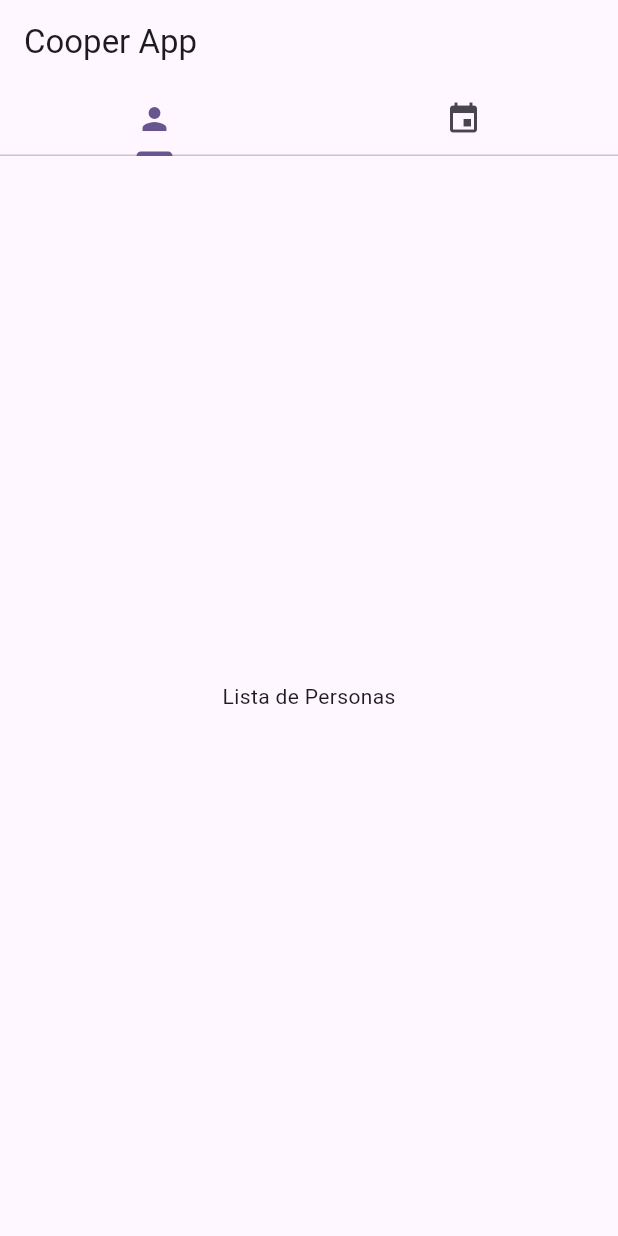
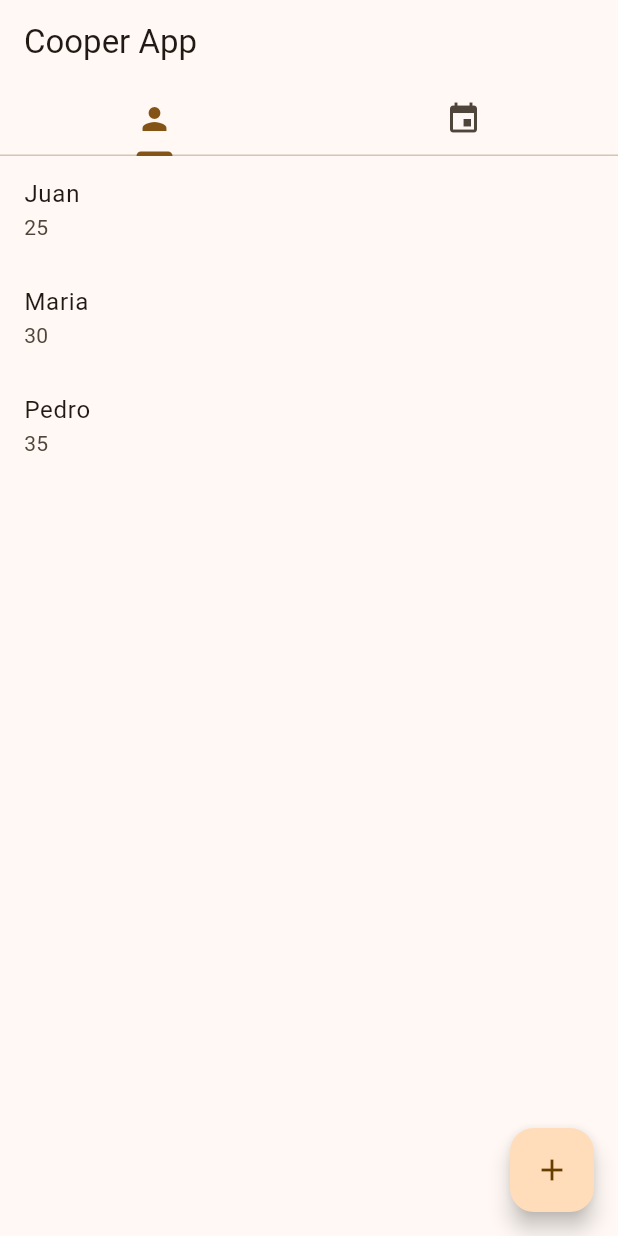
Before and after one commit to EAhumada08/CooperApp, a Flutter app: the screen it shows after launch, on a phone screen of 412 x 824 dp. Run offline on Flutter 3.47's test engine with Material 3 defaults, Android fonts, the light colour scheme and no system bars.

Commit message:
Agregar paquete 'provider', implementarlo para el estado de Personas y mostrar datos

```diff
--- /dev/null
+++ b/lib/features/persons/providers/persons_provider.dart
@@ -0,0 +1,16 @@
+import 'package:flutter/material.dart';
+
+class PersonsProvider extends ChangeNotifier {
+  List<Map<String, dynamic>> persons = [
+    {'name': 'Juan', 'edad': 25},
+    {'name': 'Maria', 'edad': 30},
+    {'name': 'Pedro', 'edad': 35},
+  ];
+
+  List<Map<String, dynamic>> get getPersons => persons;
+
+  void addPerson(Map<String, dynamic> person) {
+    persons.add(person);
+    notifyListeners();
+  }
+}
--- a/lib/features/persons/screens/list_persons_page.dart
+++ b/lib/features/persons/screens/list_persons_page.dart
@@ -1,10 +1,43 @@
+import 'package:cooper_app/features/persons/providers/persons_provider.dart';
+import 'package:cooper_app/features/persons/screens/add_person_page.dart';
 import 'package:flutter/material.dart';
+import 'package:provider/provider.dart';
 
-class ListPersonsPage extends StatelessWidget {
+class ListPersonsPage extends StatefulWidget {
   const ListPersonsPage({super.key});
 
   @override
+  State<ListPersonsPage> createState() => _ListPersonsPageState();
+}
+
+class _ListPersonsPageState extends State<ListPersonsPage> {
+  @override
   Widget build(BuildContext context) {
-    return Center(child: Text('Lista de Personas'));
+    var personsState = context.watch<PersonsProvider>();
+    List<Map<String, dynamic>> persons = personsState.getPersons;
+
+    return Scaffold(
+      body: ListView(
+        children: [
+          for (var person in persons)
+            ListTile(
+              title: Text(person['name']),
+              subtitle: Text(person['edad'].toString()),
+            ),
+        ],
+      ),
+      floatingActionButton: FloatingActionButton(
+        onPressed:
+            () => {
+              Navigator.push(
+                context,
+                MaterialPageRoute<void>(
+                  builder: (BuildContext context) => AddPersonPage(),
+                ),
+              ),
+            },
+        child: Icon(Icons.add),
+      ),
+    );
   }
 }
--- a/lib/main.dart
+++ b/lib/main.dart
@@ -1,4 +1,6 @@
+import 'package:cooper_app/features/persons/providers/persons_provider.dart';
 import 'package:flutter/material.dart';
+import 'package:provider/provider.dart';
 import './home.dart';
 
 void main() {
@@ -10,11 +12,16 @@ class CooperApp extends StatelessWidget {
 
   @override
   Widget build(BuildContext context) {
-    return MaterialApp(
-      theme: ThemeData(
-        colorScheme: ColorScheme.fromSeed(seedColor: Colors.deepPurple),
+    return MultiProvider(
+      providers: [
+        ChangeNotifierProvider(create: (context) => PersonsProvider()),
+      ],
+      child: MaterialApp(
+        theme: ThemeData(
+          colorScheme: ColorScheme.fromSeed(seedColor: Colors.orangeAccent),
+        ),
+        home: const MyHomePage(),
       ),
-      home: const MyHomePage(),
     );
   }
 }
--- a/pubspec.yaml
+++ b/pubspec.yaml
@@ -34,6 +34,7 @@ dependencies:
   # The following adds the Cupertino Icons font to your application.
   # Use with the CupertinoIcons class for iOS style icons.
   cupertino_icons: ^1.0.8
+  provider: ^6.1.4
 
 dev_dependencies:
   flutter_test:
```
Also changed, not shown: lib/features/persons/screens/add_person_page.dart (added, +82 -0 lines), pubspec.lock.
